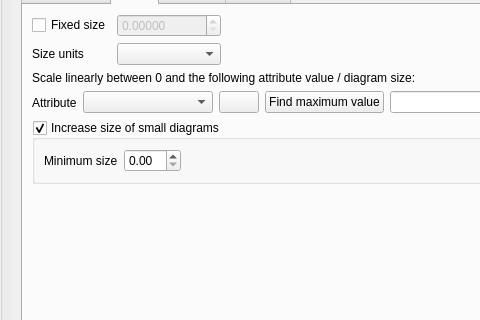
First picture: the form in src/ui/qgsdiagrampropertiesbase.ui, repository qgis/QGIS, before the edit; both pictures show x 0 to 480 and y 87 to 407 of the 782 by 663 pixel window.
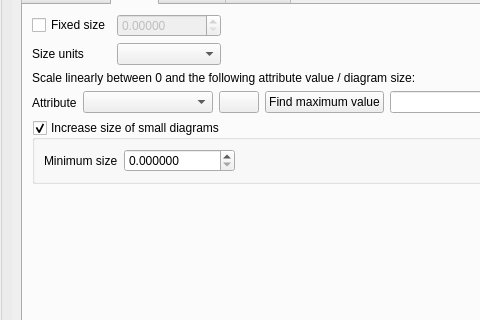
Second picture: the form after the edit. The open tabs and pages were chosen to show the change. Icons and pictures are not drawn. Custom widgets are drawn as their Qt base class.

Commit message:
Increase maximum size of diagram spinbox (fix #14282)
(cherry-picked from 087e1489e3bdf2de96be4b0ba7286fb0168460ac)

What changed in the file:
```diff
--- a/src/ui/qgsdiagrampropertiesbase.ui
+++ b/src/ui/qgsdiagrampropertiesbase.ui
@@ -529,7 +529,17 @@
                      </widget>
                     </item>
                     <item>
-                     <widget class="QDoubleSpinBox" name="mIncreaseMinimumSizeSpinBox"/>
+                     <widget class="QDoubleSpinBox" name="mIncreaseMinimumSizeSpinBox">
+                      <property name="decimals">
+                       <number>6</number>
+                      </property>
+                      <property name="maximum">
+                       <double>100000.000000000000000</double>
+                      </property>
+                      <property name="singleStep">
+                       <double>0.200000000000000</double>
+                      </property>
+                     </widget>
                     </item>
                     <item>
                      <spacer name="horizontalSpacer_5">
```
Left out of the diff: 33 changed lines with no effect on the pictures.
